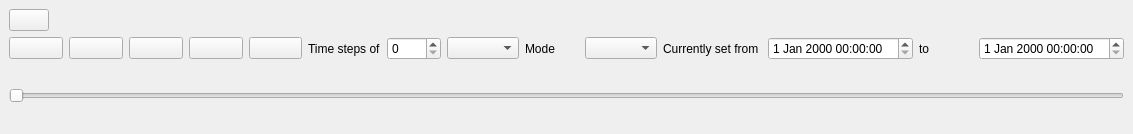
Before: the Qt Designer form src/ui/qgstemporalvcrdockwidgetbase.ui in Samweli/QGIS, drawn with Qt 5.
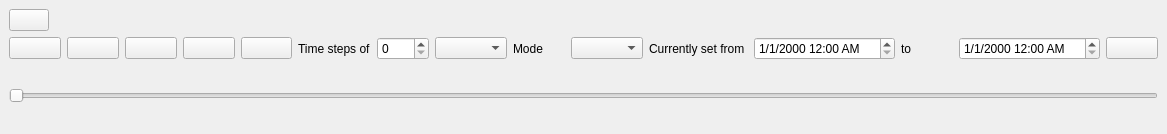
After: the same form once the commit is applied. Icons and pictures are not drawn. Custom widgets are drawn as their Qt base class.

What changed in the file:
```diff
--- a/src/ui/qgstemporalvcrdockwidgetbase.ui
+++ b/src/ui/qgstemporalvcrdockwidgetbase.ui
@@ -6,7 +6,7 @@
    <rect>
     <x>0</x>
     <y>0</y>
-    <width>1133</width>
+    <width>1167</width>
     <height>134</height>
    </rect>
   </property>
@@ -145,7 +145,11 @@
        </widget>
       </item>
       <item>
-       <widget class="QDateTimeEdit" name="mStartDateTime"/>
+       <widget class="QDateTimeEdit" name="mStartDateTime">
+        <property name="displayFormat">
+         <string>M/d/yyyy h:mm AP</string>
+        </property>
+       </widget>
       </item>
       <item>
        <widget class="QLabel" name="label_5">
@@ -155,7 +159,22 @@
        </widget>
       </item>
       <item>
-       <widget class="QDateTimeEdit" name="mEndDateTime"/>
+       <widget class="QDateTimeEdit" name="mEndDateTime">
+        <property name="displayFormat">
+         <string>M/d/yyyy h:mm AP</string>
+        </property>
+       </widget>
+      </item>
+      <item>
+       <widget class="QPushButton" name="mSetToProjectTimeButton">
+        <property name="text">
+         <string/>
+        </property>
+        <property name="icon">
+         <iconset resource="../../images/images.qrc">
+          <normaloff>:/images/themes/default/propertyicons/temporal.svg</normaloff>:/images/themes/default/propertyicons/temporal.svg</iconset>
+        </property>
+       </widget>
       </item>
      </layout>
     </item>
```
